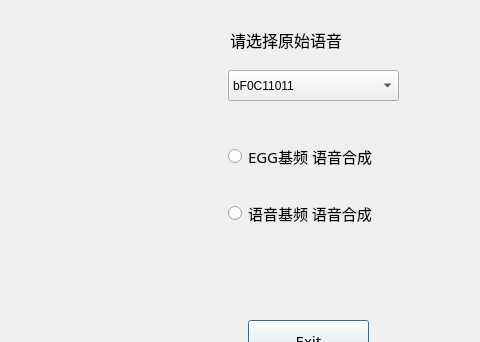
The window that EGG/world.ui (cptbtptp2333/QT_presentation) describes before a commit, drawn with Qt 5; both pictures show x 202 to 682 and y 0 to 342 of the 682 by 456 pixel window.
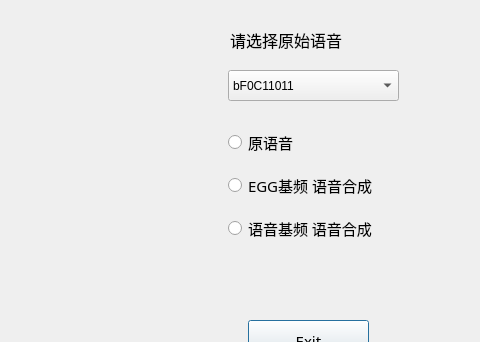
The same window after the commit. Icons and pictures are not drawn.

Diff of the .ui file:
```diff
--- a/EGG/world.ui
+++ b/EGG/world.ui
@@ -66,6 +66,22 @@
     </rect>
    </property>
    <layout class="QVBoxLayout" name="verticalLayout">
+    <item>
+     <widget class="QRadioButton" name="world_origin">
+      <property name="font">
+       <font>
+        <family>黑体</family>
+        <pointsize>11</pointsize>
+       </font>
+      </property>
+      <property name="cursor">
+       <cursorShape>ArrowCursor</cursorShape>
+      </property>
+      <property name="text">
+       <string>原语音</string>
+      </property>
+     </widget>
+    </item>
     <item>
      <widget class="QRadioButton" name="world_EGG">
       <property name="font">
```
Left out of the diff: 28 changed lines with no effect on the pictures.
